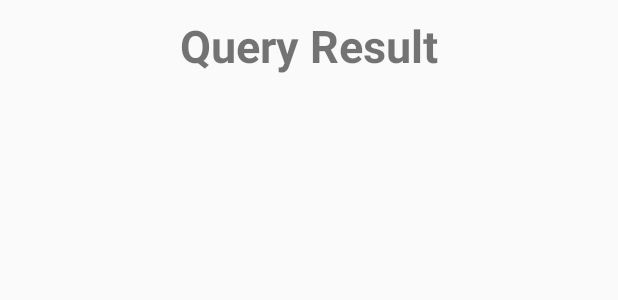
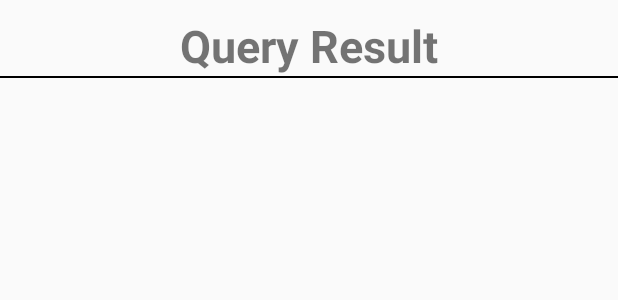
Before and after one commit to majedul123/NewsViews, an Android app: the layout activity_number.xml on its own in the app's theme, with its tools: preview values and no code run, on a phone screen of 412 x 824 dp. Shown: the top 300 px of the screen. Run offline under Robolectric (Android 15) with nearby library versions, the phone set to English and light mode, and no system bars.

```diff
--- a/app/build.gradle
+++ b/app/build.gradle
@@ -54,8 +54,8 @@ dependencies {
 
     implementation 'com.rom4ek:arcnavigationview:1.0.3'
     implementation 'com.squareup.picasso:picasso:2.5.2'
+
     implementation 'com.jakewharton:butterknife:10.2.1'
     annotationProcessor 'com.jakewharton:butterknife-compiler:10.2.1'
 
-
 }
--- a/app/src/main/res/layout/activity_number.xml
+++ b/app/src/main/res/layout/activity_number.xml
@@ -4,6 +4,7 @@
     xmlns:tools="http://schemas.android.com/tools"
     android:layout_width="match_parent"
     android:layout_height="match_parent"
+    android:orientation="vertical"
     tools:context=".Activity.NumberActivity">
 
     <TextView
@@ -15,5 +16,23 @@
         android:textSize="30dp"
         android:textStyle="bold"
         />
+    <LinearLayout
+        android:layout_width="match_parent"
+        android:layout_height="1dp"
+        android:background="#000"
+        >
+
+    </LinearLayout>
+    <TextView
+        android:layout_marginTop="20dp"
+        android:layout_width="match_parent"
+        android:layout_height="wrap_content"
+        android:id="@+id/result"
+        android:textAlignment="center"
+        android:textSize="20dp"
+        android:textStyle="bold"
+        />
+
+
 
 </LinearLayout>
```
Also changed, not shown: app/src/main/java/com/example/newsviews/Activity/NumberActivity.java (+63 -1 lines), app/src/main/java/com/example/newsviews/Fragment/HomeFragment.java (+36 -7 lines), app/src/main/res/layout/fragment_home.xml (+10 -4 lines).
